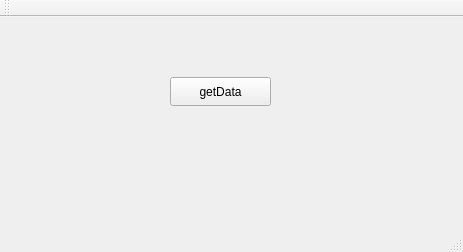
Qt form QtTcpClientConsumer/mainwindow.ui (douglassc1999/Qtsupervisory) before a commit.
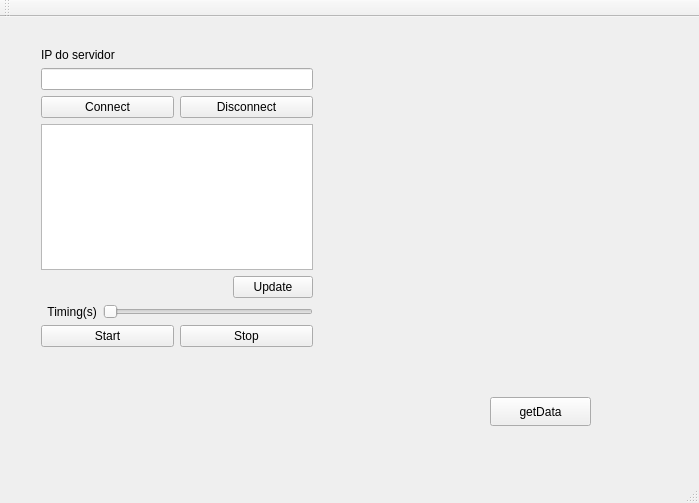
The same form after that commit.

Commit message: layout consumidor

```diff
--- a/QtTcpClientConsumer/mainwindow.ui
+++ b/QtTcpClientConsumer/mainwindow.ui
@@ -6,8 +6,8 @@
    <rect>
     <x>0</x>
     <y>0</y>
-    <width>463</width>
-    <height>252</height>
+    <width>699</width>
+    <height>503</height>
    </rect>
   </property>
   <property name="windowTitle">
@@ -17,8 +17,8 @@
    <widget class="QPushButton" name="pushButtonGet">
     <property name="geometry">
      <rect>
-      <x>170</x>
-      <y>60</y>
+      <x>490</x>
+      <y>380</y>
       <width>101</width>
       <height>29</height>
      </rect>
@@ -27,6 +27,149 @@
      <string>getData</string>
     </property>
    </widget>
+   <widget class="QWidget" name="">
+    <property name="geometry">
+     <rect>
+      <x>30</x>
+      <y>20</y>
+      <width>571</width>
+      <height>321</height>
+     </rect>
+    </property>
+    <layout class="QHBoxLayout" name="horizontalLayout_5" stretch="50,50">
+     <item>
+      <layout class="QVBoxLayout" name="verticalLayout_6">
+       <item>
+        <layout class="QVBoxLayout" name="verticalLayout_5">
+         <item>
+          <layout class="QVBoxLayout" name="verticalLayout_4">
+           <item>
+            <widget class="QLabel" name="labelIP">
+             <property name="text">
+              <string>IP do servidor</string>
+             </property>
+            </widget>
+           </item>
+           <item>
+            <widget class="QLineEdit" name="lineEdit"/>
+           </item>
+          </layout>
+         </item>
+         <item>
+          <layout class="QHBoxLayout" name="horizontalLayout_4">
+           <item>
+            <widget class="QPushButton" name="pushButtonConnect">
+             <property name="text">
+              <string>Connect</string>
+             </property>
+            </widget>
+           </item>
+           <item>
+            <widget class="QPushButton" name="pushButtonDisconnect">
+             <property name="text">
+              <string>Disconnect</string>
+             </property>
+            </widget>
+           </item>
+          </layout>
+         </item>
+        </layout>
+       </item>
+       <item>
+        <layout class="QVBoxLayout" name="verticalLayout_3">
+         <item>
+          <layout class="QVBoxLayout" name="verticalLayout_2">
+           <item>
+            <layout class="QVBoxLayout" name="verticalLayout">
+             <item>
+              <widget class="QTextBrowser" name="textBrowser"/>
+             </item>
+             <item>
+              <layout class="QHBoxLayout" name="horizontalLayout">
+               <item>
+                <spacer name="horizontalSpacer">
+                 <property name="orientation">
+                  <enum>Qt::Horizontal</enum>
+                 </property>
+                 <property name="sizeHint" stdset="0">
+                  <size>
+                   <width>40</width>
+                   <height>20</height>
+                  </size>
+                 </property>
+                </spacer>
+               </item>
+               <item>
+                <widget class="QPushButton" name="pushButtonUpdate">
+                 <property name="text">
+                  <string>Update</string>
+                 </property>
+                </widget>
+               </item>
+              </layout>
+             </item>
+            </layout>
+           </item>
+           <item>
+            <spacer name="verticalSpacer">
+             <property name="orientation">
+              <enum>Qt::Vertical</enum>
+             </property>
+             <property name="sizeHint" stdset="0">
+              <size>
+               <width>20</width>
+               <height>13</height>
+              </size>
+             </property>
+            </spacer>
+           </item>
+           <item>
+            <layout class="QHBoxLayout" name="horizontalLayout_2">
+             <item>
+              <widget class="QLabel" name="label">
+               <property name="text">
+                <string>  Timing(s)</string>
+               </property>
+              </widget>
+             </item>
+             <item>
+              <widget class="QSlider" name="horizontalSlider">
+               <property name="orientation">
+                <enum>Qt::Horizontal</enum>
+               </property>
+              </widget>
+             </item>
+            </layout>
+           </item>
+          </layout>
+         </item>
+         <item>
+          <layout class="QHBoxLayout" name="horizontalLayout_3">
+           <item>
+            <widget class="QPushButton" name="pushButtonStart">
+             <property name="text">
+              <string>Start</string>
+             </property>
+            </widget>
+           </item>
+           <item>
+            <widget class="QPushButton" name="pushButtonStop">
+             <property name="text">
+              <string>Stop</string>
+             </property>
+            </widget>
+           </item>
+          </layout>
+         </item>
+        </layout>
+       </item>
+      </layout>
+     </item>
+     <item>
+      <widget class="QWidget" name="widget" native="true"/>
+     </item>
+    </layout>
+   </widget>
   </widget>
   <widget class="QMenuBar" name="menuBar">
    <property name="geometry">
```
Left out of the diff: 4 changed lines with no effect on the pictures. The commit also changes 8 other files.
